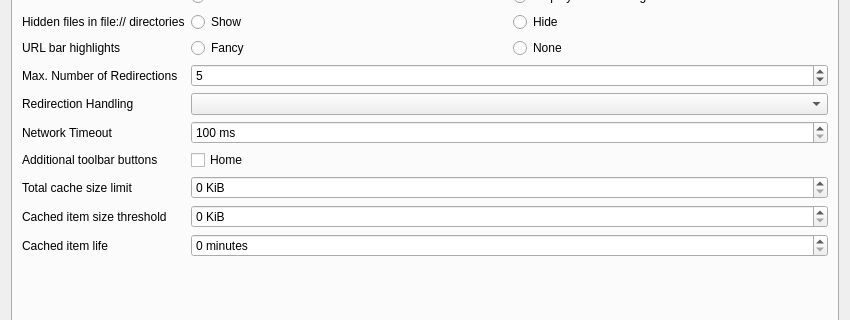
Qt form src/dialogs/settingsdialog.ui (ikskuh/kristall) before a commit; both pictures show x 0 to 850 and y 248 to 568 of the 850 by 650 pixel window.
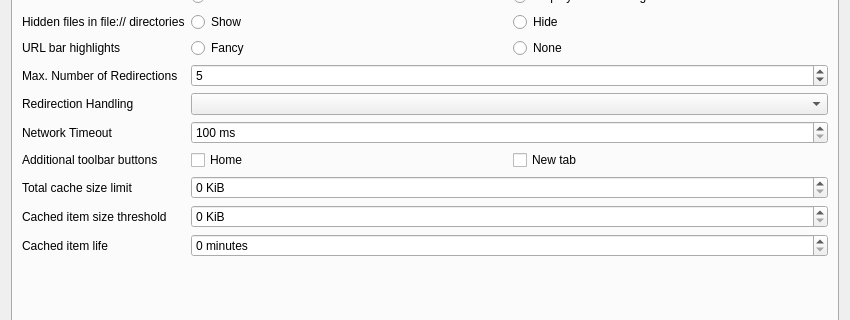
The same form after that commit. Icons and pictures are not drawn. Custom widgets are drawn as their Qt base class.

Commit message: new-tab button: add preference

```diff
--- a/src/dialogs/settingsdialog.ui
+++ b/src/dialogs/settingsdialog.ui
@@ -365,13 +365,23 @@
         </widget>
        </item>
        <item row="13" column="1">
+        <layout class="QHBoxLayout" name="horizontalLayout_99">
+         <item>
         <widget class="QCheckBox" name="enable_home_btn">
          <property name="text">
           <string>Home</string>
          </property>
         </widget>
        </item>
-
+         <item>
+          <widget class="QCheckBox" name="enable_newtab_btn">
+           <property name="text">
+            <string>New tab</string>
+           </property>
+          </widget>
+         </item>
+        </layout>
+       </item>
        <item row="14" column="0">
         <widget class="QLabel" name="label_30">
          <property name="text">
```
Left out of the diff: 1 changed line with no effect on the pictures. Lines whose indentation alone changed are shown as unchanged. The commit also changes 7 other files.
